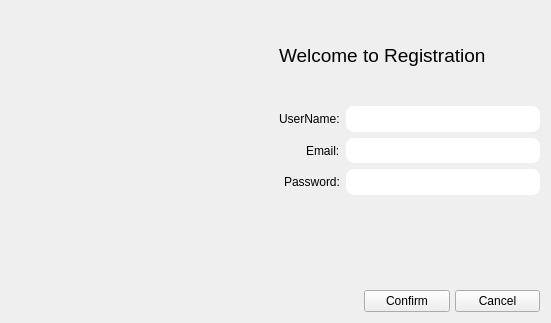
The window that ui/registr.ui (kiozet/TaskManagerWithAI) describes before a commit, drawn with Qt 5.
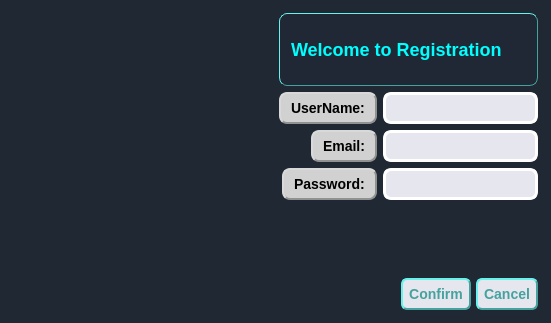
The same window after the commit.

Commit message: ABSOLUTE DESIGNING registr

The edit to the form file:
```diff
--- a/ui/registr.ui
+++ b/ui/registr.ui
@@ -19,6 +19,14 @@
   <property name="windowTitle">
    <string>Frame</string>
   </property>
+  <property name="styleSheet">
+   <string notr="true">QFrame{
+    border: 2px;
+    border-radius: 4px;
+    padding: 2px;
+    background-color: #1F2833;
+}</string>
+  </property>
   <layout class="QHBoxLayout" name="horizontalLayout_2">
    <item>
     <widget class="QLabel" name="GIF">
@@ -45,11 +53,27 @@
        </property>
        <property name="font">
         <font>
-         <pointsize>14</pointsize>
+         <pointsize>-1</pointsize>
+         <weight>75</weight>
+         <italic>false</italic>
+         <bold>true</bold>
         </font>
        </property>
+       <property name="styleSheet">
+        <string notr="true">QLabel {
+    background-color: #1F2834;
+    border-style: outset;
+    border-width: 1px;
+    border-radius: 8px;
+    border-color: #45A29E;
+    font: bold 18px;
+    min-width: 6em;
+    padding: 6px;
+  color: white;
+}</string>
+       </property>
        <property name="text">
-        <string>Welcome to Registration</string>
+        <string>&lt;html&gt;&lt;head/&gt;&lt;body&gt;&lt;p&gt;&lt;span style=&quot; color:#00ffff;&quot;&gt;Welcome to Registration&lt;/span&gt;&lt;/p&gt;&lt;/body&gt;&lt;/html&gt;</string>
        </property>
       </widget>
      </item>
@@ -66,6 +90,19 @@
            <verstretch>0</verstretch>
           </sizepolicy>
          </property>
+         <property name="styleSheet">
+          <string notr="true">QLabel {
+    background-color: #D1D1D1;
+    border-style: outset;
+    border-width: 2px;
+    border-radius: 8px;
+    border-color: #919191;
+    font: bold 14px;
+    min-width: 6em;
+    padding: 6px;
+    color: black;
+}</string>
+         </property>
          <property name="text">
           <string>UserName:</string>
          </property>
@@ -80,7 +117,15 @@
           </sizepolicy>
          </property>
          <property name="styleSheet">
-          <string notr="true">border-radius: 8px;
+          <string notr="true">QLineEdit{
+    border-radius: 4px;
+    border-style: outset;
+    border-width: 3px;
+    border-radius: 8px;
+    border-color: white;
+    padding: 2px;
+    background-color: rgb(230, 230, 238);
+}
 </string>
          </property>
         </widget>
@@ -93,6 +138,19 @@
            <verstretch>0</verstretch>
           </sizepolicy>
          </property>
+         <property name="styleSheet">
+          <string notr="true">QLabel {
+    background-color: #D1D1D1;
+    border-style: outset;
+    border-width: 2px;
+    border-radius: 8px;
+    border-color: #919191;
+    font: bold 14px;
+    min-width: 6em;
+    padding: 6px;
+    color: black;
+}</string>
+         </property>
          <property name="text">
           <string>Email:</string>
          </property>
@@ -107,7 +165,16 @@
           </sizepolicy>
          </property>
          <property name="styleSheet">
-          <string notr="true">border-radius: 8px;</string>
+          <string notr="true">QLineEdit{
+    border-radius: 4px;
+    border-style: outset;
+    border-width: 3px;
+    border-radius: 8px;
+    border-color: white;
+    padding: 2px;
+    background-color: rgb(230, 230, 238);
+}
+</string>
          </property>
         </widget>
        </item>
@@ -119,6 +186,19 @@
            <verstretch>0</verstretch>
           </sizepolicy>
          </property>
+         <property name="styleSheet">
+          <string notr="true">QLabel {
+    background-color: #D1D1D1;
+    border-style: outset;
+    border-width: 2px;
+    border-radius: 8px;
+    border-color: #919191;
+    font: bold 14px;
+    min-width: 6em;
+    padding: 6px;
+    color: black;
+}</string>
+         </property>
          <property name="text">
           <string>Password:</string>
          </property>
@@ -133,7 +213,16 @@
           </sizepolicy>
          </property>
          <property name="styleSheet">
-          <string notr="true">border-radius: 8px;</string>
+          <string notr="true">QLineEdit{
+    border-radius: 4px;
+    border-style: outset;
+    border-width: 3px;
+    border-radius: 8px;
+    border-color: white;
+    padding: 2px;
+    background-color: rgb(230, 230, 238);
+}
+</string>
          </property>
          <property name="echoMode">
           <enum>QLineEdit::Password</enum>
@@ -176,11 +265,24 @@
        <item>
         <widget class="QPushButton" name="confirm_button_reg">
          <property name="sizePolicy">
-          <sizepolicy hsizetype="Expanding" vsizetype="Fixed">
+          <sizepolicy hsizetype="Fixed" vsizetype="Fixed">
            <horstretch>0</horstretch>
            <verstretch>0</verstretch>
           </sizepolicy>
          </property>
+         <property name="styleSheet">
+          <string notr="true">QPushButton {
+    background-color: rgb(230, 230, 238);
+    border-style: outset;
+    border-width: 2px;
+    border-radius: 6px;
+    border-color: #45A29E;
+    font: bold 14px;
+    min-width: 6em;
+    padding: 6px;
+    color: #45A29E;
+}</string>
+         </property>
          <property name="text">
           <string>Confirm</string>
          </property>
@@ -189,11 +291,24 @@
        <item>
         <widget class="QPushButton" name="cancel_button_reg">
          <property name="sizePolicy">
-          <sizepolicy hsizetype="Expanding" vsizetype="Fixed">
+          <sizepolicy hsizetype="Fixed" vsizetype="Fixed">
            <horstretch>0</horstretch>
            <verstretch>0</verstretch>
           </sizepolicy>
          </property>
+         <property name="styleSheet">
+          <string notr="true">QPushButton {
+    background-color: rgb(230, 230, 238);
+    border-style: outset;
+    border-width: 2px;
+    border-radius: 6px;
+    border-color: #45A29E;
+    font: bold 14px;
+    min-width: 6em;
+    padding: 6px;
+    color: #45A29E;
+}</string>
+         </property>
          <property name="text">
           <string>Cancel</string>
          </property>
```
